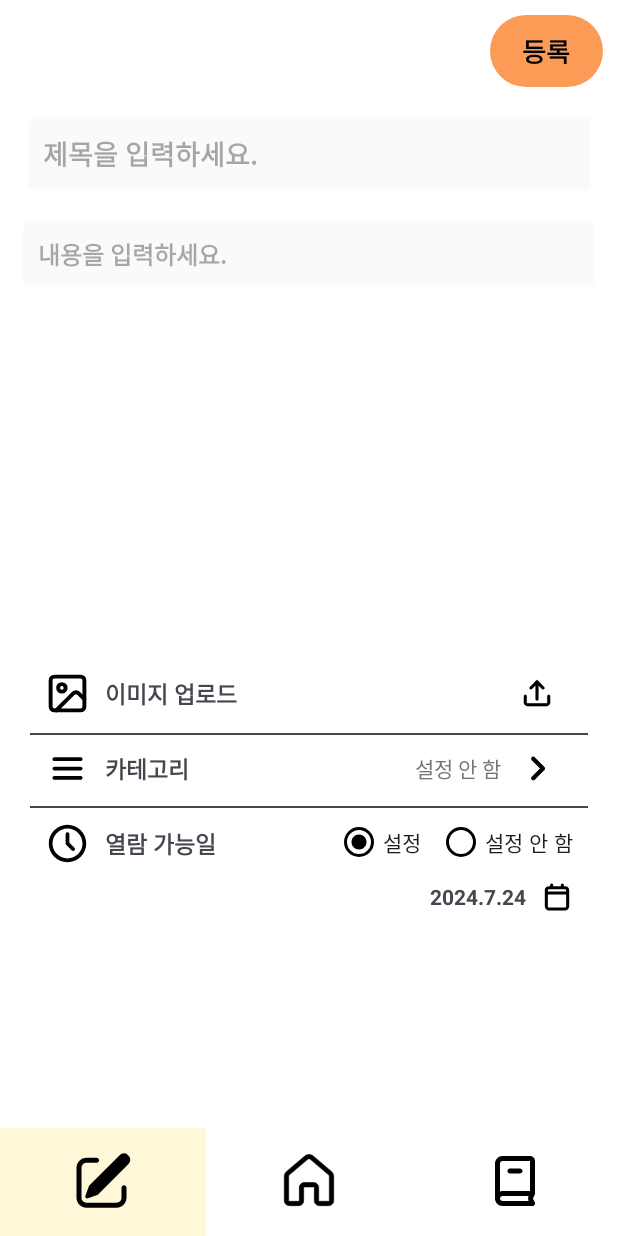
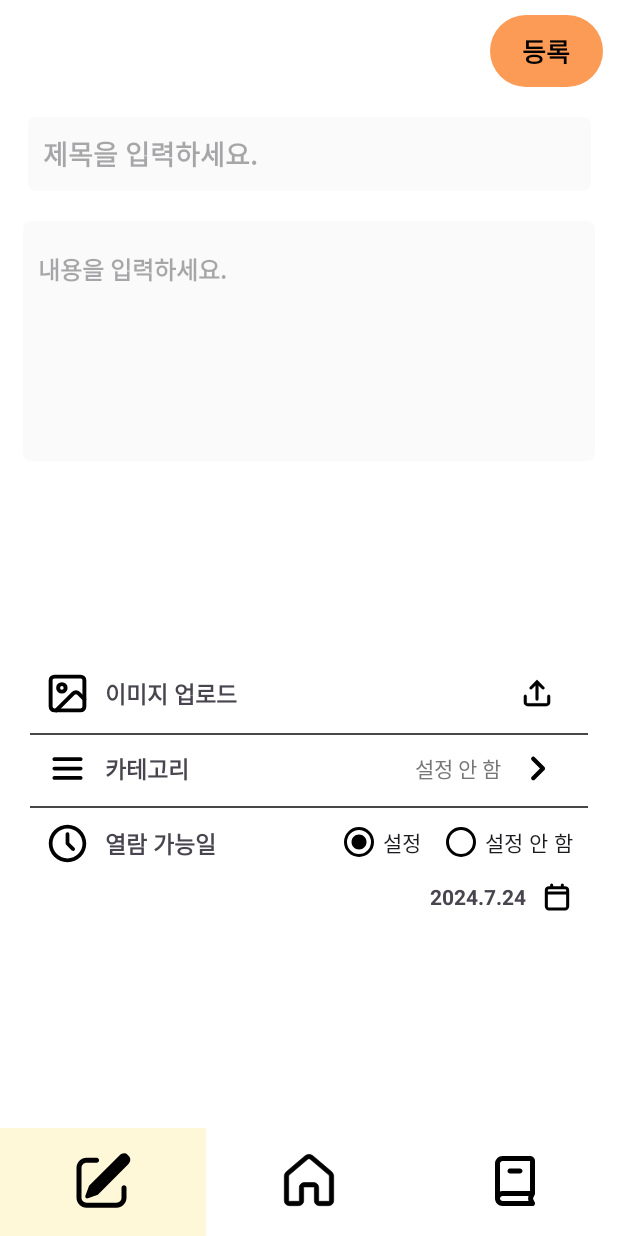
Before and after one commit to Linaeformin/GURU2, an Android app: the screen it shows after launch (MainActivity), after a tap on "등록", on a phone screen of 412 x 824 dp. Run offline under Robolectric (Android 15) with nearby library versions, the phone set to English and light mode, and no system bars; 2 statements that could not run were skipped.

Commit message:
[DESIGN] 글쓰기 레이아웃 내용 입력 Edittext 수정

```diff
--- a/app/src/main/res/layout/fragment_write.xml
+++ b/app/src/main/res/layout/fragment_write.xml
@@ -55,13 +55,13 @@
 
         <androidx.constraintlayout.widget.ConstraintLayout
             android:layout_width="match_parent"
-            android:layout_height="wrap_content"
+            android:layout_height="260dp"
             android:background="@drawable/write_edit_background">
 
             <EditText
                 android:id="@+id/write_content_et"
                 android:layout_width="match_parent"
-                android:layout_height="wrap_content"
+                android:layout_height="150dp"
                 android:hint="@string/writeContent"
                 android:textSize="16sp"
                 android:textStyle="bold"
@@ -84,6 +84,7 @@
                 app:layout_constraintTop_toTopOf="parent"
                 app:layout_constraintStart_toStartOf="parent"
                 android:layout_marginStart="10dp"
+                android:layout_marginTop="10dp"
                 android:scaleType="centerCrop"
                 android:contentDescription="@string/importImage" />
 
```
